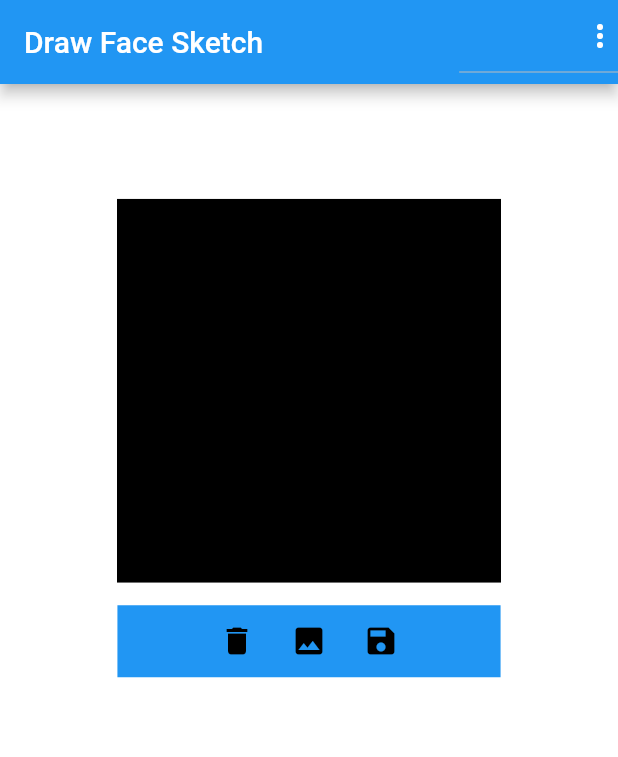
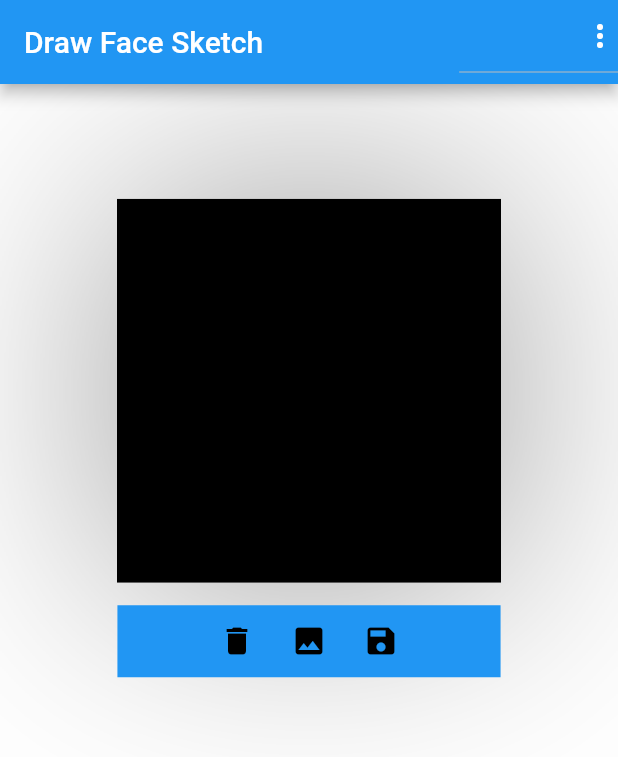
Before and after one commit to offfahad/human-face-sketch-to-real, a Flutter app: the screen it shows once a user with an empty profile is signed in, on a phone screen of 412 x 824 dp. Shown: the top 757 px of the screen. Run offline on Flutter 3.47's test engine with Material 2 defaults, Android fonts, the phone set to English and light mode, and no system bars; our stand-ins replace cloud_firestore, file_picker, firebase_auth, image_gallery_saver, splashscreen; accounts and stored records are empty.

Commit message:
without-null-safety

```diff
--- a/Frontend/Flutter 2.0/fyp_face_generator/lib/screens/home.dart
+++ b/Frontend/Flutter 2.0/fyp_face_generator/lib/screens/home.dart
@@ -211,7 +211,7 @@ class _HomeState extends State<Home> {
                           ),
                           boxShadow: [
                             BoxShadow(
-                                color: Colors.black.withOpacity(0.0),
+                                color: Colors.black.withOpacity(0.4),
                                 blurRadius: 510,
                                 spreadRadius: 1)
                           ]),
```
